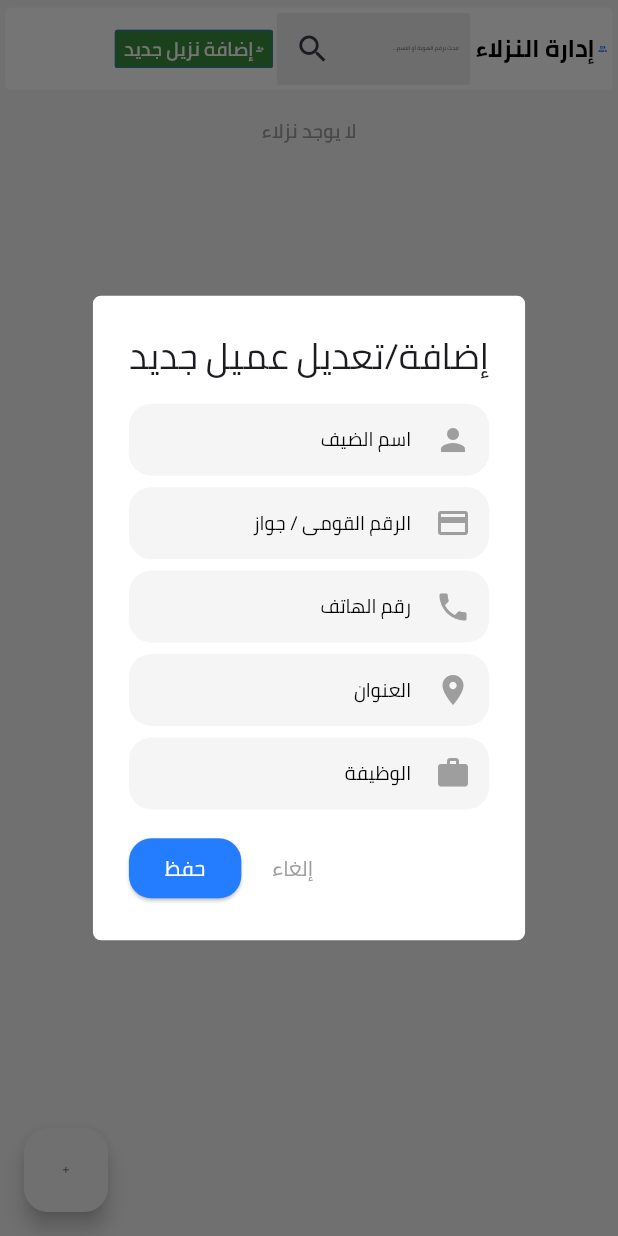
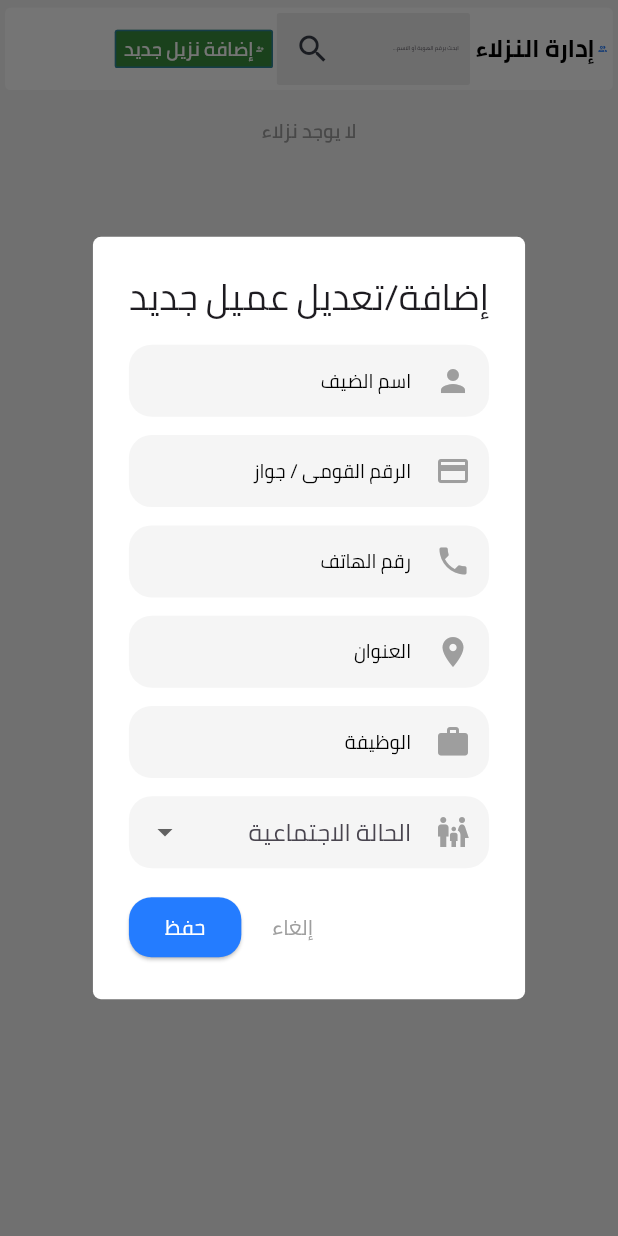
Before and after one commit to mohameddsalah60/palace_hotel, a Flutter app: the CustomersView screen opened directly, after a tap on "إضافة نزيل جديد", on a phone screen of 412 x 824 dp. Run offline on Flutter 3.47's test engine with Material 3 defaults, Android fonts, the phone set to English and light mode, and no system bars; our stand-ins replace cloud_firestore, dartz, date_field, firebase_auth, firebase_core, flutter_bloc and 6 more; accounts and stored records are empty; statements that could not run were skipped.

Commit message:
feat: Add relationship handling to customer model and repository, update UI components

```diff
--- a/lib/core/di/getit_service_loacator.dart
+++ b/lib/core/di/getit_service_loacator.dart
@@ -30,7 +30,9 @@ Future<void> setup() async {
   getIt.registerSingleton<RoomsRepo>(
     RoomsRepoImpl(databaseService: getIt<DatabaseService>()),
   );
-  getIt.registerSingleton<CustmerRepo>(CustmerRepoImpl());
+  getIt.registerSingleton<CustmerRepo>(
+    CustmerRepoImpl(databaseService: getIt<DatabaseService>()),
+  );
   getIt.registerSingleton<BookingRepo>(
     BookingRepoImpl(databaseService: getIt<DatabaseService>()),
   );
--- a/lib/features/customers/data/models/custmer_model.dart
+++ b/lib/features/customers/data/models/custmer_model.dart
@@ -7,9 +7,11 @@ class CustmerModel extends CustomerEntity {
     required super.phoneCustmer,
     required super.jobCustmer,
     required super.addressCustmer,
+    required super.relationshipCustmer,
   });
   factory CustmerModel.fromEntity(CustomerEntity customerEntity) {
     return CustmerModel(
+      relationshipCustmer: customerEntity.relationshipCustmer,
       nationalId: customerEntity.nationalId,
       nameCustmer: customerEntity.nameCustmer,
       phoneCustmer: customerEntity.phoneCustmer,
@@ -24,6 +26,7 @@ class CustmerModel extends CustomerEntity {
       'phoneCustmer': phoneCustmer,
       'jobCustmer': jobCustmer,
       'addressCustmer': addressCustmer,
+      'relationshipCustmer': relationshipCustmer,
     };
   }
 
@@ -34,6 +37,7 @@ class CustmerModel extends CustomerEntity {
       phoneCustmer: map['phoneCustmer'] ?? '',
       jobCustmer: map['jobCustmer'] ?? '',
       addressCustmer: map['addressCustmer'] ?? '',
+      relationshipCustmer: map['relationshipCustmer'] ?? '',
     );
   }
 }
--- a/lib/features/customers/data/repos/custmer_repo_impl.dart
+++ b/lib/features/customers/data/repos/custmer_repo_impl.dart
@@ -2,15 +2,16 @@ import 'dart:developer';
 
 import 'package:dartz/dartz.dart';
 import 'package:palace_systeam_managment/core/errors/api_error_model.dart';
+import 'package:palace_systeam_managment/core/services/database_service.dart';
 import 'package:palace_systeam_managment/features/customers/domin/entites/customer_entity.dart';
 import 'package:palace_systeam_managment/features/customers/domin/repos/custmer_repo.dart';
 
-import '../../../../core/services/local_database.dart';
 import '../models/custmer_model.dart';
 
 class CustmerRepoImpl extends CustmerRepo {
-  final DatabaseHelper databaseHelper = DatabaseHelper.instance;
+  final DatabaseService databaseService;
 
+  CustmerRepoImpl({required this.databaseService});
   @override
   Future<Either<ApiErrorModel, void>> addNewCustmer({
     required CustomerEntity customerEntity,
@@ -18,7 +19,11 @@ class CustmerRepoImpl extends CustmerRepo {
     try {
       Map<String, dynamic> custmerData =
           CustmerModel.fromEntity(customerEntity).toMap();
-      await databaseHelper.insertData(table: 'custmers', row: custmerData);
+      await databaseService.addData(
+        path: 'custmers',
+        data: custmerData,
+        docId: customerEntity.nationalId,
+      );
       log('custmer inserted successfully: $custmerData');
       return right(null);
     } catch (e) {
@@ -32,11 +37,11 @@ class CustmerRepoImpl extends CustmerRepo {
     required CustomerEntity customerEntity,
   }) async {
     try {
-      await databaseHelper.deleteData(
-        table: 'custmers',
-        id: customerEntity.nationalId,
-        idColumn: 'nationalId',
+      await databaseService.deleteData(
+        path: 'custmers',
+        supPath: customerEntity.nationalId,
       );
+      log('custmer deleted successfully: ${customerEntity.nationalId}');
       return right(null);
     } catch (e) {
       log(e.toString());
@@ -47,9 +52,12 @@ class CustmerRepoImpl extends CustmerRepo {
   @override
   Future<Either<ApiErrorModel, List<CustomerEntity>>> getAllCustmers() async {
     try {
-      final custmersData = await databaseHelper.queryAllData(table: 'custmers');
-      final custmers =
-          custmersData.map((data) => CustmerModel.fromMap(data)).toList();
+      final custmersData = await databaseService.getData(path: 'custmers');
+      List<CustomerEntity> custmers =
+          (custmersData as List<dynamic>)
+                  .map((data) => CustmerModel.fromMap(data))
+                  .toList()
+              as List<CustomerEntity>;
       return right(custmers);
     } catch (e) {
       log(e.toString());
@@ -64,11 +72,11 @@ class CustmerRepoImpl extends CustmerRepo {
     try {
       Map<String, dynamic> custmer =
           CustmerModel.fromEntity(customerEntity).toMap();
-      await databaseHelper.updateData(
-        row: custmer,
-        table: 'custmers',
-        id: customerEntity.nationalId,
-        idColumn: 'nationalId',
+      await databaseService.updateData(
+        path: 'custmers',
+        oldVALUE: {'nationalId': customerEntity.nationalId},
+        supPath: customerEntity.nationalId,
+        newVALUE: custmer,
       );
       return right(null);
     } catch (e) {
--- a/lib/features/customers/domin/entites/customer_entity.dart
+++ b/lib/features/customers/domin/entites/customer_entity.dart
@@ -4,8 +4,10 @@ class CustomerEntity {
   final String phoneCustmer;
   final String jobCustmer;
   final String addressCustmer;
+  final String relationshipCustmer;
 
   CustomerEntity({
+    required this.relationshipCustmer,
     required this.nationalId,
     required this.nameCustmer,
     required this.phoneCustmer,
--- a/lib/features/customers/presentation/cubits/custmers_cubit.dart
+++ b/lib/features/customers/presentation/cubits/custmers_cubit.dart
@@ -20,12 +20,20 @@ class CustmersCubit extends Cubit<CustmersState> {
   final addressCustmerController = TextEditingController();
   final jobCustmerController = TextEditingController();
 
+  final List<String> realtionshipOptions = [
+    'اعزب/ة',
+    'متزوج/ة',
+    'مطلق/ة',
+    'أرمل/ة',
+  ];
+  String selectedRelationship = '';
   void clearControllers() {
     custmerIdController.clear();
     nameCustmerController.clear();
     phoneCustmerController.clear();
     addressCustmerController.clear();
     jobCustmerController.clear();
+    selectedRelationship = 'اعزب/ة';
   }
 
   void updateCastomerInfo(CustomerEntity customer) async {
@@ -34,6 +42,7 @@ class CustmersCubit extends Cubit<CustmersState> {
     phoneCustmerController.text = customer.phoneCustmer;
     addressCustmerController.text = customer.addressCustmer;
     jobCustmerController.text = customer.jobCustmer;
+    selectedRelationship = customer.relationshipCustmer;
   }
 
   void serchCustmer(String query) {
@@ -73,12 +82,11 @@ class CustmersCubit extends Cubit<CustmersState> {
         phoneCustmer: phoneCustmerController.text,
         addressCustmer: addressCustmerController.text,
         jobCustmer: jobCustmerController.text,
+        relationshipCustmer: selectedRelationship,
       );
 
       final existingCustomer = custmers.any(
-        (custmer) =>
-            custmer.nationalId == custmerIdController.text ||
-            custmer.phoneCustmer == phoneCustmerController.text,
+        (custmer) => custmer.nationalId == custmerIdController.text,
       );
 
       if (existingCustomer) {
--- a/lib/features/customers/presentation/views/customers_view.dart
+++ b/lib/features/customers/presentation/views/customers_view.dart
@@ -3,9 +3,7 @@ import 'package:flutter_bloc/flutter_bloc.dart';
 import 'package:palace_systeam_managment/core/di/getit_service_loacator.dart';
 
 import '../../../../core/utils/app_colors.dart';
-import '../../../../core/widgets/custom_floating_action_button.dart';
 import '../cubits/custmers_cubit.dart';
-import 'widgets/custmer_details_dialog.dart';
 import 'widgets/customers_view_body.dart';
 
 class CustomersView extends StatelessWidget {
@@ -17,25 +15,8 @@ class CustomersView extends StatelessWidget {
       value: getIt<CustmersCubit>(),
       child: Scaffold(
         backgroundColor: AppColors.wheitDark,
-        floatingActionButton: CustomersViewfloatingAction(),
         body: CustomersViewBody(),
       ),
     );
   }
 }
-
-class CustomersViewfloatingAction extends StatelessWidget {
-  const CustomersViewfloatingAction({super.key});
-
-  @override
-  Widget build(BuildContext context) {
-    return CustomFloatingActionButton(
-      child: CustmerDetailsDialog(),
-      value: () {
-        if (context.mounted) {
-          context.read<CustmersCubit>().clearControllers();
-        }
-      },
-    );
-  }
-}
--- a/lib/features/customers/presentation/views/widgets/custmer_details_dialog.dart
+++ b/lib/features/customers/presentation/views/widgets/custmer_details_dialog.dart
@@ -3,6 +3,7 @@ import 'package:flutter_bloc/flutter_bloc.dart';
 import 'package:flutter_screenutil/flutter_screenutil.dart';
 import 'package:palace_systeam_managment/core/widgets/custom_text_from_field.dart';
 import 'package:palace_systeam_managment/features/customers/presentation/cubits/custmers_cubit.dart';
+import 'package:palace_systeam_managment/features/rooms/presentation/views/widgets/custom_drop_down_button_field.dart';
 
 import '../../../../../core/di/getit_service_loacator.dart';
 import '../../../../../core/utils/app_colors.dart';
@@ -48,7 +49,7 @@ class CustmerDetailsDialogBody extends StatelessWidget {
                     return null;
                   },
                 ),
-                SizedBox(height: 10.h),
+                SizedBox(height: 16.h),
                 CustomTextFromField(
                   controller: context.read<CustmersCubit>().custmerIdController,
                   keyboardType: TextInputType.number,
@@ -67,7 +68,7 @@ class CustmerDetailsDialogBody extends StatelessWidget {
                     return null;
                   },
                 ),
-                SizedBox(height: 10.h),
+                SizedBox(height: 16.h),
                 CustomTextFromField(
                   controller:
                       context.read<CustmersCubit>().phoneCustmerController,
@@ -88,7 +89,7 @@ class CustmerDetailsDialogBody extends StatelessWidget {
                     return null;
                   },
                 ),
-                SizedBox(height: 10.h),
+                SizedBox(height: 16.h),
                 CustomTextFromField(
                   controller:
                       context.read<CustmersCubit>().addressCustmerController,
@@ -102,7 +103,8 @@ class CustmerDetailsDialogBody extends StatelessWidget {
                   labelText: 'العنوان',
                   icon: Icons.location_on,
                 ),
-                SizedBox(height: 10.h),
+                SizedBox(height: 16.h),
+
                 CustomTextFromField(
                   controller:
                       context.read<CustmersCubit>().jobCustmerController,
@@ -113,6 +115,26 @@ class CustmerDetailsDialogBody extends StatelessWidget {
                       return 'هذا الحقل مطلوب';
                     }
                     return null;
+                  },
+                ),
+                SizedBox(height: 16.h),
+                Customdropdownbuttonfield(
+                  value: context.read<CustmersCubit>().selectedRelationship,
+                  labelText: 'الحالة الاجتماعية',
+                  icon: Icons.family_restroom,
+                  items:
+                      context
+                          .read<CustmersCubit>()
+                          .realtionshipOptions
+                          .map(
+                            (option) => DropdownMenuItem<String>(
+                              value: option,
+                              child: Text(option),
+                            ),
+                          )
+                          .toList(),
+                  onChanged: (p0) {
+                    context.read<CustmersCubit>().selectedRelationship = p0!;
                   },
                 ),
                 SizedBox(height: 20.h),
```
Also changed, not shown: lib/features/customers/presentation/views/widgets/custmoers_data_table.dart (+7 -17 lines).
